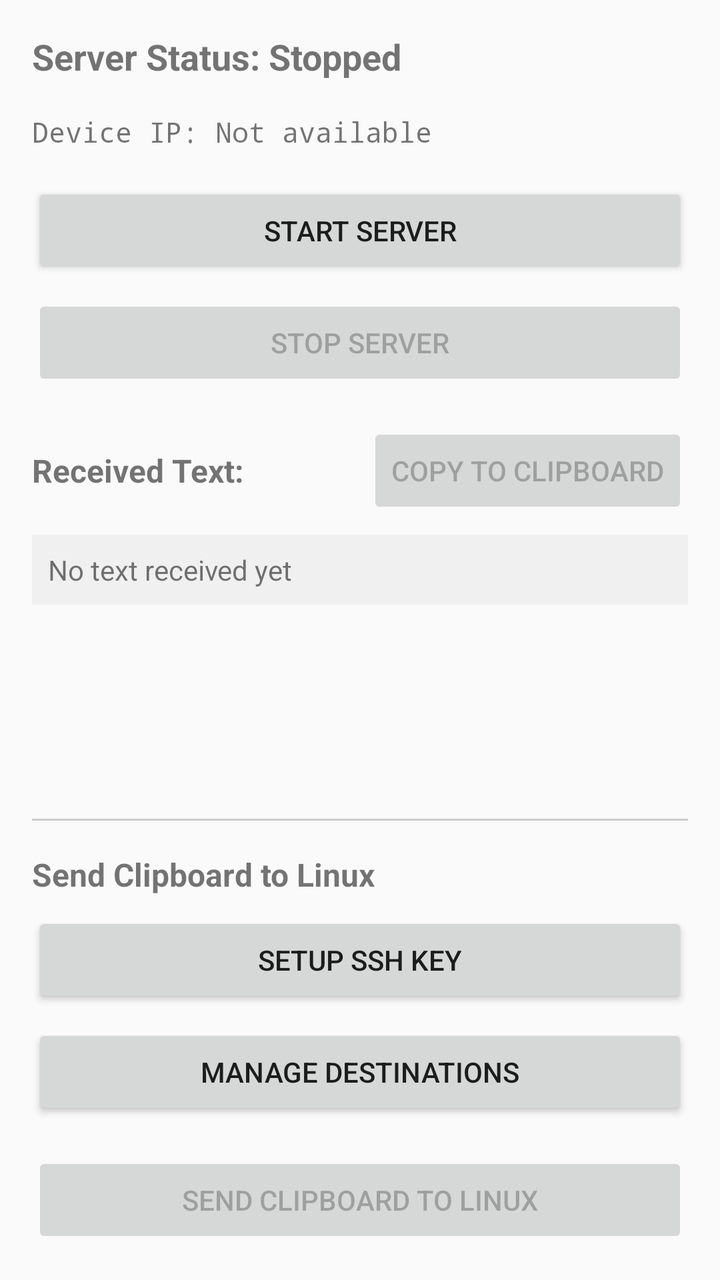
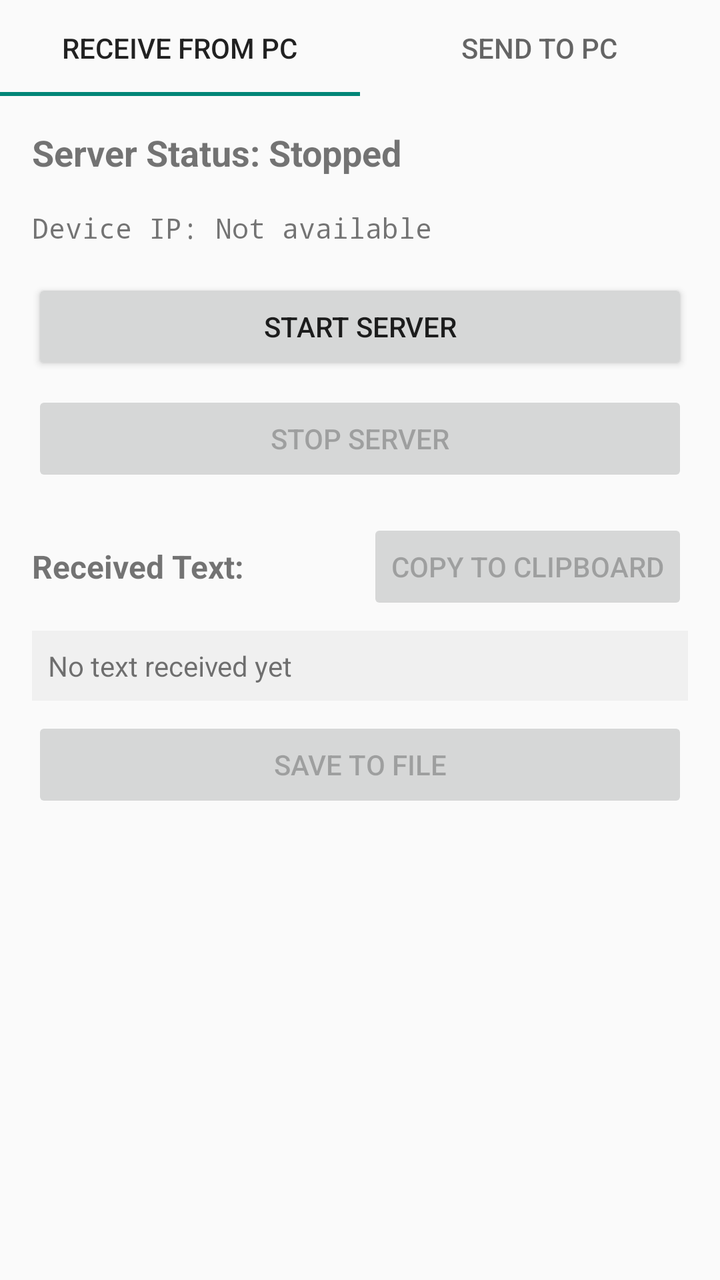

Before-and-after screenshots of an Android layout around one commit, followed by the original layout XML and the change that was made.
<!-- AndroidManifest.xml: application theme Theme.AppCompat.Light -->
<!-- res/layout/activity_main.xml -->
<?xml version="1.0" encoding="utf-8"?>
<LinearLayout xmlns:android="http://schemas.android.com/apk/res/android"
    android:layout_width="match_parent"
    android:layout_height="match_parent"
    android:orientation="vertical"
    android:padding="16dp">

    <TextView
        android:id="@+id/statusText"
        android:layout_width="match_parent"
        android:layout_height="wrap_content"
        android:text="Server Status: Stopped"
        android:textSize="18sp"
        android:textStyle="bold"
        android:layout_marginBottom="16dp" />

    <TextView
        android:id="@+id/ipText"
        android:layout_width="match_parent"
        android:layout_height="wrap_content"
        android:text="Device IP: Not available"
        android:textSize="14sp"
        android:layout_marginBottom="16dp"
        android:fontFamily="monospace" />

    <Button
        android:id="@+id/startButton"
        android:layout_width="match_parent"
        android:layout_height="wrap_content"
        android:text="Start Server"
        android:layout_marginBottom="8dp" />

    <Button
        android:id="@+id/stopButton"
        android:layout_width="match_parent"
        android:layout_height="wrap_content"
        android:text="Stop Server"
        android:enabled="false"
        android:layout_marginBottom="16dp" />

    <LinearLayout
        android:layout_width="match_parent"
        android:layout_height="wrap_content"
        android:orientation="horizontal"
        android:layout_marginBottom="8dp">

        <TextView
            android:layout_width="0dp"
            android:layout_height="wrap_content"
            android:layout_weight="1"
            android:text="Received Text:"
            android:textSize="16sp"
            android:textStyle="bold"
            android:layout_gravity="center_vertical" />

        <Button
            android:id="@+id/copyButton"
            android:layout_width="wrap_content"
            android:layout_height="wrap_content"
            android:text="Copy to Clipboard"
            android:enabled="false" />
    </LinearLayout>

    <ScrollView
        android:layout_width="match_parent"
        android:layout_height="0dp"
        android:layout_weight="1">

        <TextView
            android:id="@+id/receivedText"
            android:layout_width="match_parent"
            android:layout_height="wrap_content"
            android:text="No text received yet"
            android:textSize="14sp"
            android:padding="8dp"
            android:background="#F0F0F0"
            android:textIsSelectable="true" />
    </ScrollView>

    <View
        android:layout_width="match_parent"
        android:layout_height="1dp"
        android:background="#CCCCCC"
        android:layout_marginTop="16dp"
        android:layout_marginBottom="16dp" />

    <TextView
        android:layout_width="match_parent"
        android:layout_height="wrap_content"
        android:text="Send Clipboard to Linux"
        android:textSize="16sp"
        android:textStyle="bold"
        android:layout_marginBottom="8dp" />

    <Button
        android:id="@+id/setupSSHKeyButton"
        android:layout_width="match_parent"
        android:layout_height="wrap_content"
        android:text="Setup SSH Key"
        android:layout_marginBottom="8dp" />

    <Button
        android:id="@+id/manageDestinationsButton"
        android:layout_width="match_parent"
        android:layout_height="wrap_content"
        android:text="Manage Destinations"
        android:layout_marginBottom="8dp" />

    <RadioGroup
        android:id="@+id/destinationRadioGroup"
        android:layout_width="match_parent"
        android:layout_height="wrap_content"
        android:layout_marginBottom="8dp">
    </RadioGroup>

    <Button
        android:id="@+id/sendClipboardButton"
        android:layout_width="match_parent"
        android:layout_height="wrap_content"
        android:text="Send Clipboard to Linux"
        android:enabled="false" />

</LinearLayout>
<!-- resources referenced by this layout -->
<resources>

</resources>

<!-- the commit's change to res/layout/activity_main.xml (unified diff, before → after) -->
@@ -2,122 +2,180 @@
 <LinearLayout xmlns:android="http://schemas.android.com/apk/res/android"
     android:layout_width="match_parent"
     android:layout_height="match_parent"
-    android:orientation="vertical"
-    android:padding="16dp">
+    android:orientation="vertical">
 
-    <TextView
-        android:id="@+id/statusText"
+    <com.google.android.material.tabs.TabLayout
+        android:id="@+id/tabLayout"
         android:layout_width="match_parent"
-        android:layout_height="wrap_content"
-        android:text="Server Status: Stopped"
-        android:textSize="18sp"
-        android:textStyle="bold"
-        android:layout_marginBottom="16dp" />
+        android:layout_height="wrap_content">
 
-    <TextView
-        android:id="@+id/ipText"
-        android:layout_width="match_parent"
-        android:layout_height="wrap_content"
-        android:text="Device IP: Not available"
-        android:textSize="14sp"
-        android:layout_marginBottom="16dp"
-        android:fontFamily="monospace" />
-
-    <Button
-        android:id="@+id/startButton"
-        android:layout_width="match_parent"
-        android:layout_height="wrap_content"
-        android:text="Start Server"
-        android:layout_marginBottom="8dp" />
-
-    <Button
-        android:id="@+id/stopButton"
-        android:layout_width="match_parent"
-        android:layout_height="wrap_content"
-        android:text="Stop Server"
-        android:enabled="false"
-        android:layout_marginBottom="16dp" />
-
-    <LinearLayout
-        android:layout_width="match_parent"
-        android:layout_height="wrap_content"
-        android:orientation="horizontal"
-        android:layout_marginBottom="8dp">
-
-        <TextView
-            android:layout_width="0dp"
-            android:layout_height="wrap_content"
-            android:layout_weight="1"
-            android:text="Received Text:"
-            android:textSize="16sp"
-            android:textStyle="bold"
-            android:layout_gravity="center_vertical" />
-
-        <Button
-            android:id="@+id/copyButton"
+        <com.google.android.material.tabs.TabItem
             android:layout_width="wrap_content"
             android:layout_height="wrap_content"
-            android:text="Copy to Clipboard"
-            android:enabled="false" />
-    </LinearLayout>
+            android:text="Receive from PC" />
+
+        <com.google.android.material.tabs.TabItem
+            android:layout_width="wrap_content"
+            android:layout_height="wrap_content"
+            android:text="Send to PC" />
+    </com.google.android.material.tabs.TabLayout>
 
     <ScrollView
+        android:id="@+id/receiveLayout"
         android:layout_width="match_parent"
         android:layout_height="0dp"
         android:layout_weight="1">
 
-        <TextView
-            android:id="@+id/receivedText"
+        <LinearLayout
             android:layout_width="match_parent"
             android:layout_height="wrap_content"
-            android:text="No text received yet"
-            android:textSize="14sp"
-            android:padding="8dp"
-            android:background="#F0F0F0"
-            android:textIsSelectable="true" />
+            android:orientation="vertical"
+            android:padding="16dp">
+
+            <TextView
+                android:id="@+id/statusText"
+                android:layout_width="match_parent"
+                android:layout_height="wrap_content"
+                android:text="Server Status: Stopped"
+                android:textSize="18sp"
+                android:textStyle="bold"
+                android:layout_marginBottom="16dp" />
+
+            <TextView
+                android:id="@+id/ipText"
+                android:layout_width="match_parent"
+                android:layout_height="wrap_content"
+                android:text="Device IP: Not available"
+                android:textSize="14sp"
+                android:layout_marginBottom="16dp"
+                android:fontFamily="monospace" />
+
+            <Button
+                android:id="@+id/startButton"
+                android:layout_width="match_parent"
+                android:layout_height="wrap_content"
+                android:text="Start Server"
+                android:layout_marginBottom="8dp" />
+
+            <Button
+                android:id="@+id/stopButton"
+                android:layout_width="match_parent"
+                android:layout_height="wrap_content"
+                android:text="Stop Server"
+                android:enabled="false"
+                android:layout_marginBottom="16dp" />
+
+            <LinearLayout
+                android:layout_width="match_parent"
+                android:layout_height="wrap_content"
+                android:orientation="horizontal"
+                android:layout_marginBottom="8dp">
+
+                <TextView
+                    android:layout_width="0dp"
+                    android:layout_height="wrap_content"
+                    android:layout_weight="1"
+                    android:text="Received Text:"
+                    android:textSize="16sp"
+                    android:textStyle="bold"
+                    android:layout_gravity="center_vertical" />
+
+                <Button
+                    android:id="@+id/copyButton"
+                    android:layout_width="wrap_content"
+                    android:layout_height="wrap_content"
+                    android:text="Copy to Clipboard"
+                    android:enabled="false" />
+            </LinearLayout>
+
+            <TextView
+                android:id="@+id/receivedText"
+                android:layout_width="match_parent"
+                android:layout_height="wrap_content"
+                android:text="No text received yet"
+                android:textSize="14sp"
+                android:padding="8dp"
+                android:background="#F0F0F0"
+                android:textIsSelectable="true" />
+
+            <Button
+                android:id="@+id/saveFileButton"
+                android:layout_width="match_parent"
+                android:layout_height="wrap_content"
+                android:text="Save to File"
+                android:layout_marginTop="8dp"
+                android:enabled="false" />
+        </LinearLayout>
     </ScrollView>
 
-    <View
+    <ScrollView
+        android:id="@+id/sendLayout"
         android:layout_width="match_parent"
-        android:layout_height="1dp"
-        android:background="#CCCCCC"
-        android:layout_marginTop="16dp"
-        android:layout_marginBottom="16dp" />
+        android:layout_height="0dp"
+        android:layout_weight="1"
+        android:visibility="gone">
 
-    <TextView
-        android:layout_width="match_parent"
-        android:layout_height="wrap_content"
-        android:text="Send Clipboard to Linux"
-        android:textSize="16sp"
-        android:textStyle="bold"
-        android:layout_marginBottom="8dp" />
+        <LinearLayout
+            android:layout_width="match_parent"
+            android:layout_height="wrap_content"
+            android:orientation="vertical"
+            android:padding="16dp">
 
-    <Button
-        android:id="@+id/setupSSHKeyButton"
-        android:layout_width="match_parent"
-        android:layout_height="wrap_content"
-        android:text="Setup SSH Key"
-        android:layout_marginBottom="8dp" />
+            <Button
+                android:id="@+id/setupSSHKeyButton"
+                android:layout_width="match_parent"
+                android:layout_height="wrap_content"
+                android:text="Setup SSH Key"
+                android:layout_marginBottom="8dp" />
 
-    <Button
-        android:id="@+id/manageDestinationsButton"
-        android:layout_width="match_parent"
-        android:layout_height="wrap_content"
-        android:text="Manage Destinations"
-        android:layout_marginBottom="8dp" />
+            <Button
+                android:id="@+id/manageDestinationsButton"
+                android:layout_width="match_parent"
+                android:layout_height="wrap_content"
+                android:text="Manage Destinations"
+                android:layout_marginBottom="8dp" />
 
-    <RadioGroup
-        android:id="@+id/destinationRadioGroup"
-        android:layout_width="match_parent"
-        android:layout_height="wrap_content"
-        android:layout_marginBottom="8dp">
-    </RadioGroup>
+            <RadioGroup
+                android:id="@+id/destinationRadioGroup"
+                android:layout_width="match_parent"
+                android:layout_height="wrap_content"
+                android:layout_marginBottom="8dp">
+            </RadioGroup>
 
-    <Button
-        android:id="@+id/sendClipboardButton"
-        android:layout_width="match_parent"
-        android:layout_height="wrap_content"
-        android:text="Send Clipboard to Linux"
-        android:enabled="false" />
+            <Button
+                android:id="@+id/sendFileButton"
+                android:layout_width="match_parent"
+                android:layout_height="wrap_content"
+                android:text="Send File to Linux"
+                android:enabled="false"
+                android:layout_marginBottom="8dp" />
+
+            <Button
+                android:id="@+id/sendClipboardButton"
+                android:layout_width="match_parent"
+                android:layout_height="wrap_content"
+                android:text="Send Clipboard to Linux"
+                android:enabled="false"
+                android:layout_marginBottom="16dp" />
+
+            <TextView
+                android:layout_width="match_parent"
+                android:layout_height="wrap_content"
+                android:text="Latest Error:"
+                android:textSize="16sp"
+                android:textStyle="bold"
+                android:layout_marginBottom="4dp" />
+
+            <TextView
+                android:id="@+id/errorText"
+                android:layout_width="match_parent"
+                android:layout_height="wrap_content"
+                android:text="No errors yet"
+                android:textSize="14sp"
+                android:padding="8dp"
+                android:background="#FFF0F0"
+                android:textIsSelectable="true" />
+        </LinearLayout>
+    </ScrollView>
 
 </LinearLayout>
